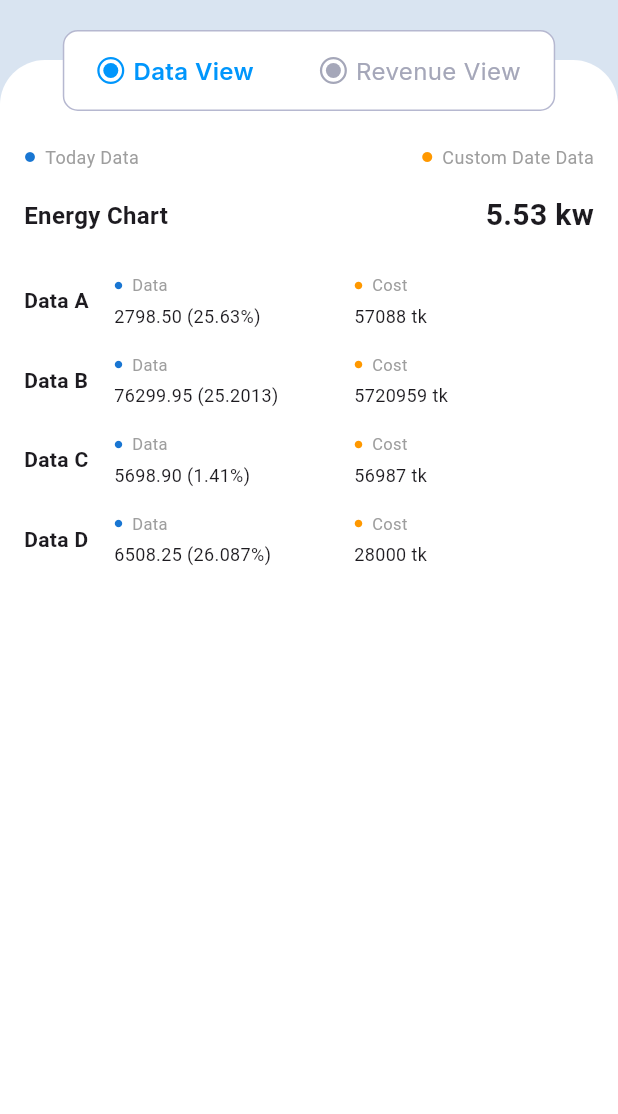
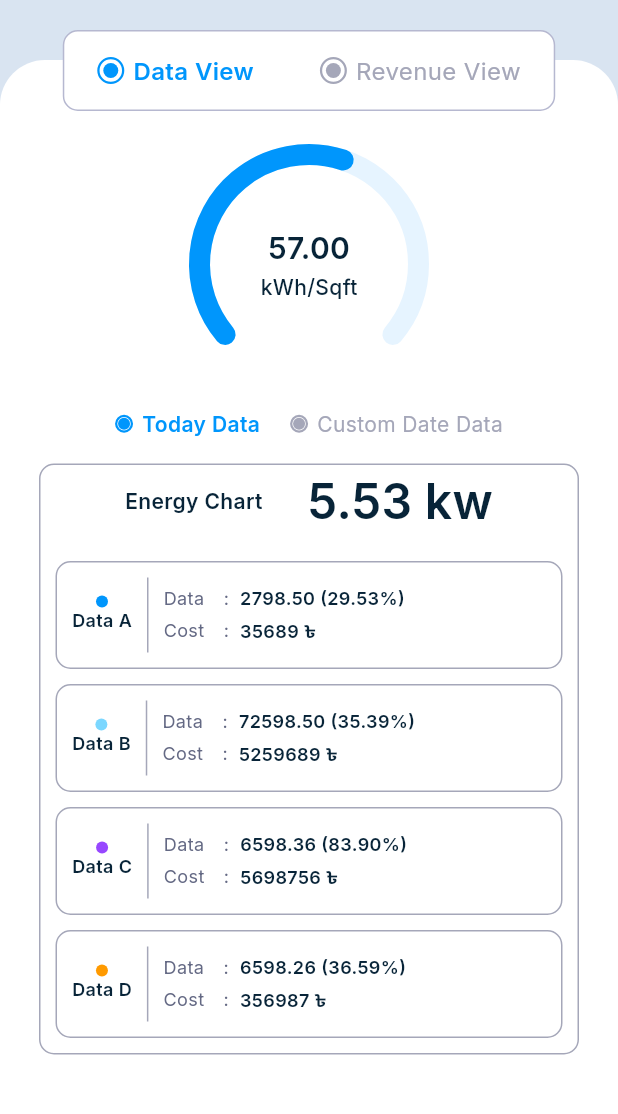
Before and after one commit to Jahid01234/scube_project_assignment, a Flutter app: the PowerConsumptionHistoryScreen screen opened by its route, on a phone screen of 412 x 824 dp, the part 84-1198 px from its top. Run offline on Flutter 3.47's test engine with Material 3 defaults, Android fonts, the phone set to English and light mode, and no system bars; drawn by our look-alikes of sleek_circular_slider; our stand-ins replace get, google_fonts.

Commit message:
- today data screen

```diff
--- a/lib/core/global_widgets/custom_circular_progress.dart
+++ b/lib/core/global_widgets/custom_circular_progress.dart
@@ -7,12 +7,16 @@ class CustomCircularProgress extends StatelessWidget {
   final double spentAmount;
   final double totalBudget;
   final String title;
+  final bool showOnlyAmount;
+  final String? customModifierText;
 
   const CustomCircularProgress({
     super.key,
     required this.spentAmount,
     required this.totalBudget,
-    required this.title
+    required this.title,
+    this.showOnlyAmount = false,
+    this.customModifierText,
   });
 
   @override
@@ -34,8 +38,8 @@ class CustomCircularProgress extends StatelessWidget {
             handlerSize: 0,
           ),
           customColors: CustomSliderColors(
-            trackColor: Color(0xff55B4FF).withValues(alpha: 0.15),
-            progressBarColor:AppColors.appPrimaryColor,
+            trackColor: Color(0xff55B4FF).withOpacity(0.15),
+            progressBarColor: AppColors.appPrimaryColor,
             hideShadow: true,
           ),
           infoProperties: InfoProperties(
@@ -50,11 +54,16 @@ class CustomCircularProgress extends StatelessWidget {
               color: AppColors.black,
             ),
             modifier: (double value) {
-              return spentAmount.toStringAsFixed(0);
+              if (customModifierText != null) {
+                return customModifierText!;
+              }
+              if (showOnlyAmount) {
+                return spentAmount.toInt().toString();
+              }
+              return spentAmount.toStringAsFixed(2);
             },
             bottomLabelText: title,
           ),
-
         ),
       ),
     );
--- a/lib/features/dashboard/controller/dashboard_controller.dart
+++ b/lib/features/dashboard/controller/dashboard_controller.dart
@@ -50,7 +50,7 @@ class DashboardController extends GetxController {
     },
     {
       "title": "D. Generator",
-      "image": IconsPath.charge,
+      "image": IconsPath.generator,
     },
     {
       "title": "Water Process",
--- a/lib/features/dashboard/view/dashboard_screen.dart
+++ b/lib/features/dashboard/view/dashboard_screen.dart
@@ -70,6 +70,7 @@ class DashboardScreen extends StatelessWidget {
                             label1: model.label1,
                             label2: model.label2,
                             isLast: index == controller.dataTypeList.length - 1,
+                            index: index,
                             onTap: () {
                               Get.toNamed(AppRoutes.powerConsumptionHistory);
                             },
--- a/lib/features/dashboard/view/widgets/data_tile_card.dart
+++ b/lib/features/dashboard/view/widgets/data_tile_card.dart
@@ -10,6 +10,7 @@ class DataTileCard extends StatelessWidget {
   final String? label1;
   final String? label2;
   final bool isLast;
+  final int? index;
 
   const DataTileCard({
     super.key,
@@ -18,6 +19,7 @@ class DataTileCard extends StatelessWidget {
     this.label1,
     this.label2,
     this.isLast = false,
+    this.index,
   });
 
   @override
@@ -30,7 +32,7 @@ class DataTileCard extends StatelessWidget {
           margin: EdgeInsets.only(bottom: getHeight(12)),
           padding: EdgeInsets.all(getWidth(14)),
           decoration: BoxDecoration(
-            color: isLast? Color(0xffE5F4FE).withValues(alpha: 0.5) :  Color(0xffE5F4FE),
+            color: isLast? Color(0xffE5F4FE).withValues(alpha: 0.3) :  Color(0xffE5F4FE),
             borderRadius: BorderRadius.circular(4),
             border: Border.all(
               color: AppColors.containerBorderColor,
@@ -55,7 +57,7 @@ class DataTileCard extends StatelessWidget {
                           width: 12,
                           height: 12,
                           decoration: BoxDecoration(
-                            color: model.isActive == true ? Color(0xff78C6FF):Color(0xffFB902E),
+                            color: index == 1 ? Color(0xffFB902E):Color(0xff78C6FF),
                             borderRadius: BorderRadius.circular(2),
                           ),
                         ),
@@ -73,11 +75,11 @@ class DataTileCard extends StatelessWidget {
                               ),
                               SizedBox(width: 4,),
                               Text(
-                                model.isActive == true ? "(Active)" : "(Inactive)",
+                                model.isActive == false ? "(Active)" : "(Inactive)",
                                 style: globalTextStyle(
                                   fontWeight: FontWeight.w500,
                                   fontSize: 10,
-                                  color:  model.isActive == true ? AppColors.appPrimaryColor : AppColors.red,
+                                  color:  model.isActive == false ? AppColors.appPrimaryColor : AppColors.red,
                                 ),
                               ),
                             ],
--- a/lib/features/power_consumtion/controller/power_consumption_history_controller.dart
+++ b/lib/features/power_consumtion/controller/power_consumption_history_controller.dart
@@ -1,15 +1,12 @@
-import 'package:flutter/material.dart';
 import 'package:get/get.dart';
-import 'package:intl/intl.dart';
 import 'package:scube_assignment/features/power_consumtion/model/energy_data.dart';
 import 'package:scube_assignment/features/power_consumtion/model/revenue_data.dart';
 
 class PowerConsumptionController extends GetxController {
   // Observable variables
   var isDataView = true.obs;
-  var currentValue = 55.00.obs;
-  var currentUnit = 'kWh/Sqft'.obs;
-  var energyChart = 5.53.obs;
+  var isTodayData = true.obs;
+
 
 
 
@@ -43,13 +40,10 @@ class PowerConsumptionController extends GetxController {
 
   void toggleView() {
     isDataView.value = !isDataView.value;
-    if (isDataView.value) {
-      currentValue.value = 55.00;
-      currentUnit.value = 'kWh/Sqft';
-    } else {
-      currentValue.value = 8897455.0;
-      currentUnit.value = 'tk';
-    }
+  }
+
+  void toggleTodayDataView() {
+    isTodayData.value = !isTodayData.value;
   }
 
   void toggleDatePicker() {
--- a/lib/features/power_consumtion/model/energy_data.dart
+++ b/lib/features/power_consumtion/model/energy_data.dart
@@ -17,29 +17,29 @@ class EnergyData {
 final List<EnergyData> energyData = [
   EnergyData(
     label: 'Data A',
-    todayValue: '2798.50 (25.63%)',
-    customValue: '57088 tk',
+    todayValue: '2798.50 (29.53%)',
+    customValue: '35689 ৳',
     todayUnit: 'Data',
     customUnit: 'Cost',
   ),
   EnergyData(
     label: 'Data B',
-    todayValue: '76299.95 (25.2013)',
-    customValue: '5720959 tk',
+    todayValue: '72598.50 (35.39%)',
+    customValue: '5259689 ৳',
     todayUnit: 'Data',
     customUnit: 'Cost',
   ),
   EnergyData(
     label: 'Data C',
-    todayValue: '5698.90 (1.41%)',
-    customValue: '56987 tk',
+    todayValue: '6598.36 (83.90%)',
+    customValue: '5698756 ৳',
     todayUnit: 'Data',
     customUnit: 'Cost',
   ),
   EnergyData(
     label: 'Data D',
-    todayValue: '6508.25 (26.087%)',
-    customValue: '28000 tk',
+    todayValue: '6598.26 (36.59%)',
+    customValue: '356987 ৳',
     todayUnit: 'Data',
     customUnit: 'Cost',
   ),
--- /dev/null
+++ b/lib/features/power_consumtion/view/custom_date_data_screen.dart
@@ -0,0 +1,12 @@
+import 'package:flutter/material.dart';
+
+class CustomDateDataScreen extends StatelessWidget {
+  const CustomDateDataScreen({super.key});
+
+  @override
+  Widget build(BuildContext context) {
+    return Scaffold(
+      body: Center(child: Text("BHJbhjj"),),
+    );
+  }
+}
--- a/lib/features/power_consumtion/view/data_view_screen.dart
+++ b/lib/features/power_consumtion/view/data_view_screen.dart
@@ -1,7 +1,13 @@
 import 'package:flutter/material.dart';
 import 'package:get/get.dart';
+import 'package:scube_assignment/core/const/app_colors.dart';
+import 'package:scube_assignment/core/global_widgets/custom_circular_progress.dart';
+import 'package:scube_assignment/core/style/global_text_style.dart';
 import 'package:scube_assignment/features/power_consumtion/controller/power_consumption_history_controller.dart';
 import 'package:scube_assignment/features/power_consumtion/model/energy_data.dart';
+import 'package:scube_assignment/features/power_consumtion/view/custom_date_data_screen.dart';
+import 'package:scube_assignment/features/power_consumtion/view/revenue_screen.dart';
+import 'package:scube_assignment/features/power_consumtion/view/today_data_screen.dart';
 
 class DataViewScreen extends StatelessWidget {
   DataViewScreen({super.key});
@@ -15,120 +21,83 @@ class DataViewScreen extends StatelessWidget {
       child: Column(
         crossAxisAlignment: CrossAxisAlignment.start,
         children: [
-          Row(
-            mainAxisAlignment: MainAxisAlignment.spaceBetween,
+          CustomCircularProgress(spentAmount: 57.00, totalBudget: 100.00,title: "kWh/Sqft",),
+          const SizedBox(height: 16),
+          Center(
+            child: Row(
+              mainAxisSize: MainAxisSize.min,
               children: [
-              Row(
-                children: [
-                  Icon(Icons.circle, size: 8, color: Colors.blue[700]),
-                  const SizedBox(width: 6),
-                  const Text(
+                Obx(() => _buildToggleButton(
                   'Today Data',
-                    style: TextStyle(fontSize: 12, color: Colors.grey),
-                  ),
-                ],
-              ),
-              Row(
-                children: [
-                  const Icon(Icons.circle, size: 8, color: Colors.orange),
-                  const SizedBox(width: 6),
-                  const Text(
+                  controller.isTodayData.value,
+                      () => controller.toggleTodayDataView(),
+                )),
+                const SizedBox(width: 20),
+                Obx(() => _buildToggleButton(
                   'Custom Date Data',
-                    style: TextStyle(fontSize: 12, color: Colors.grey),
-                  ),
-                ],
-              ),
-            ],
-          ),
-          const SizedBox(height: 16),
-          Row(
-            mainAxisAlignment: MainAxisAlignment.spaceBetween,
-            children: [
-              const Text(
-                'Energy Chart',
-                style: TextStyle(fontSize: 16, fontWeight: FontWeight.w600),
-              ),
-              Obx(() => Text(
-                '${controller.energyChart.value} kw',
-                style: const TextStyle(
-                  fontSize: 20,
-                  fontWeight: FontWeight.bold,
-                ),
+                  !controller.isTodayData.value,
+                      () => controller.toggleTodayDataView(),
                 )),
               ],
             ),
+          ),
           const SizedBox(height: 16),
-          Obx(() => ListView.builder(
-            shrinkWrap: true,
-            physics: const NeverScrollableScrollPhysics(),
-            itemCount: controller.energyDataList.length,
-            itemBuilder: (context, index) {
-              final data = controller.energyDataList[index];
-              return _buildDataRow(data);
-            },
-          )),
+          // 🔹 CONTENT CONTAINER (SCREEN SWITCH HERE)
+          Expanded(
+            child: SingleChildScrollView(
+              child: Obx(() {
+                return Container(
+                  width: double.infinity,
+                  color: Colors.white,
+                  child: controller.isTodayData.value
+                      ? TodayDataScreen()
+                      : CustomDateDataScreen(),
+                );
+              }),
+            ),
+          ),
         ],
       ),
     );
   }
 
-  Widget _buildDataRow(EnergyData data) {
-    return Padding(
-      padding: const EdgeInsets.symmetric(vertical: 8),
+
+
+
+  // build button.............
+  Widget _buildToggleButton(String text, bool isActive, VoidCallback onTap) {
+    return GestureDetector(
+      onTap: onTap,
       child: Row(
         children: [
-          SizedBox(
-            width: 60,
-            child: Text(
-              data.label,
-              style: const TextStyle(
-                fontWeight: FontWeight.w600,
-                fontSize: 14,
+          Container(
+            width: 12,
+            height: 12,
+            decoration: BoxDecoration(
+              shape: BoxShape.circle,
+              border: Border.all(
+                color: isActive ? AppColors.appPrimaryColor : Color(0xffA5A7B9),
+                width: 1.5,
+              ),
+            ),
+            child: Center(
+              child: Container(
+                width: 8,
+                height: 8,
+                decoration: BoxDecoration(
+                  shape: BoxShape.circle,
+                  color: isActive ? AppColors.appPrimaryColor : Color(0xffA5A7B9),
                 ),
               ),
             ),
-          Expanded(
-            child: Column(
-              crossAxisAlignment: CrossAxisAlignment.start,
-              children: [
-                Row(
-                  children: [
-                    Icon(Icons.circle, size: 6, color: Colors.blue[700]),
+          ),
           const SizedBox(width: 6),
           Text(
-                      data.todayUnit,
-                      style: const TextStyle(fontSize: 11, color: Colors.grey),
-                    ),
-                  ],
-                ),
-                const SizedBox(height: 4),
-                Text(
-                  data.todayValue,
-                  style: const TextStyle(fontSize: 12),
-                ),
-              ],
-            ),
-          ),
-          Expanded(
-            child: Column(
-              crossAxisAlignment: CrossAxisAlignment.start,
-              children: [
-                Row(
-                  children: [
-                    const Icon(Icons.circle, size: 6, color: Colors.orange),
-                    const SizedBox(width: 6),
-                    Text(
-                      data.customUnit,
-                      style: const TextStyle(fontSize: 11, color: Colors.grey),
-                    ),
-                  ],
-                ),
-                const SizedBox(height: 4),
-                Text(
-                  data.customValue,
-                  style: const TextStyle(fontSize: 12),
-                ),
-              ],
+            text,
+            style: globalTextStyle(
+              fontSize: 14,
+              color: isActive ? AppColors.appPrimaryColor : Color(0xffA5A7B9),
+              fontWeight: isActive ? FontWeight.w600 : FontWeight.w400,
             ),
           ),
         ],
--- a/lib/features/power_consumtion/view/revenue_screen.dart
+++ b/lib/features/power_consumtion/view/revenue_screen.dart
@@ -19,7 +19,7 @@ class RevenueScreen extends StatelessWidget {
       child: Column(
         crossAxisAlignment: CrossAxisAlignment.start,
         children: [
-          CustomCircularProgress(spentAmount: 8897455, totalBudget: 10000000,title: "tk",),
+          CustomCircularProgress(spentAmount: 8897455, totalBudget: 10000000,title: "tk",showOnlyAmount: true),
           const SizedBox(height: 16),
           Obx(
                 () => Container(
--- /dev/null
+++ b/lib/features/power_consumtion/view/today_data_screen.dart
@@ -0,0 +1,216 @@
+import 'package:flutter/material.dart';
+import 'package:get/get.dart';
+import 'package:scube_assignment/core/const/app_colors.dart';
+import 'package:scube_assignment/core/const/app_size.dart';
+import 'package:scube_assignment/core/style/global_text_style.dart';
+import 'package:scube_assignment/features/power_consumtion/controller/power_consumption_history_controller.dart';
+import 'package:scube_assignment/features/power_consumtion/model/energy_data.dart';
+
+class TodayDataScreen extends StatelessWidget {
+  TodayDataScreen({super.key});
+  final PowerConsumptionController controller =
+  Get.put(PowerConsumptionController());
+
+  @override
+  Widget build(BuildContext context) {
+    return Padding(
+      padding: const EdgeInsets.symmetric(horizontal: 10),
+      child: Container(
+          padding: EdgeInsets.symmetric(horizontal: 10),
+          decoration: BoxDecoration(
+            color: Colors.white,
+            borderRadius: BorderRadius.circular(10),
+            border: Border.all(
+              color: Color(0xffA5A7B9),
+              width: 1,
+            ),
+          ),
+        child: Column(
+          children: [
+            Center(
+              child: Row(
+                mainAxisAlignment: MainAxisAlignment.center,
+                crossAxisAlignment: CrossAxisAlignment.center,
+                children: [
+                 Text(
+                    'Energy Chart',
+                    style: globalTextStyle(
+                        fontSize: 14,
+                        color: AppColors.black,
+                        fontWeight: FontWeight.w600,
+                    ),
+                  ),
+
+                   SizedBox(width: 30),
+                   Text(
+                    '5.53 kw',
+                     style: globalTextStyle(
+                       fontSize: 32,
+                       color: AppColors.black,
+                       fontWeight: FontWeight.w600,
+                     ),
+                   ),
+                ],
+              ),
+            ),
+            const SizedBox(height: 16),
+            Obx(() => ListView.builder(
+              shrinkWrap: true,
+              physics: const NeverScrollableScrollPhysics(),
+              itemCount: controller.energyDataList.length,
+              itemBuilder: (context, index) {
+                final data = controller.energyDataList[index];
+                return _buildDataRow(data,index);
+              },
+            )),
+          ],
+        ),
+      ),
+    );
+  }
+
+  Widget _buildDataRow(EnergyData data, int index) {
+    Color getColorByIndex(int index) {
+      switch (index) {
+        case 0:
+          return AppColors.appPrimaryColor;
+        case 1:
+          return Color(0xff7BD7FF);
+        case 2:
+          return Color(0xff9747FF);
+        case 3:
+          return Color(0xffFF9A00);
+        default:
+          return AppColors.appPrimaryColor;
+      }
+    }
+    return Padding(
+      padding: EdgeInsets.only(bottom: 10),
+      child: Container(
+        decoration: BoxDecoration(
+          color: Colors.white,
+          borderRadius: BorderRadius.circular(10),
+          border: Border.all(
+            color: Color(0xffA5A7B9),
+            width: 1,
+          ),
+        ),
+        child: Padding(
+          padding: EdgeInsets.all(10),
+          child: Row(
+            children: [
+              Column(
+                  children: [
+                    Container(
+                      width: 8,
+                      height: 8,
+                      decoration: BoxDecoration(
+                        color: getColorByIndex(index),
+                        shape: BoxShape.circle,
+                      ),
+                    ),
+                    SizedBox(width: 8),
+                    Text(
+                      data.label,
+                      style: globalTextStyle(
+                        fontWeight: FontWeight.w600,
+                        fontSize: 12,
+                        color: AppColors.black,
+                      ),
+                    ),
+                  ],
+                ),
+              SizedBox(width: 10), // Space before divider
+
+              // Vertical Divider using Container
+              Container(
+                height: 50, // Adjust height as needed
+                width: 1,
+                color: Color(0xffA5A7B9),
+              ),
+
+              SizedBox(width: 10),
+              // Right side - Data and Cost
+              Expanded(
+                child: Column(
+                  crossAxisAlignment: CrossAxisAlignment.start,
+                  children: [
+                    // Data row
+                    Row(
+                      children: [
+                        SizedBox(
+                          width: 40,
+                          child: Text(
+                            'Data',
+                            style: globalTextStyle(
+                              fontSize: 12,
+                              color: Color(0xff646984),
+                              fontWeight: FontWeight.w400,
+                            ),
+                          ),
+                        ),
+                        Text(
+                          ':  ',
+                          style: globalTextStyle(
+                            fontSize: 12,
+                            color: Color(0xff646984),
+                            fontWeight: FontWeight.w400,
+                          ),
+                        ),
+                        Expanded(
+                          child: Text(
+                            data.todayValue,
+                            style: globalTextStyle(
+                              fontSize: 12,
+                              color: AppColors.black,
+                              fontWeight: FontWeight.w600,
+                            ),
+                          ),
+                        ),
+                      ],
+                    ),
+                    SizedBox(height: getHeight(4)),
+                    // Cost row
+                    Row(
+                      children: [
+                        SizedBox(
+                          width: 40,
+                          child: Text(
+                            'Cost',
+                            style: globalTextStyle(
+                              fontSize: 12,
+                              color: Color(0xff646984),
+                              fontWeight: FontWeight.w400,
+                            ),
+                          ),
+                        ),
+                        Text(
+                          ':  ',
+                          style: globalTextStyle(
+                            fontSize: 12,
+                            color: Color(0xff646984),
+                            fontWeight: FontWeight.w400,
+                          ),
+                        ),
+                        Expanded(
+                          child: Text(
+                            data.customValue,
+                            style: globalTextStyle(
+                              fontSize: 12,
+                              color: AppColors.black,
+                              fontWeight: FontWeight.w600,
+                            ),
+                          ),
+                        ),
+                      ],
+                    ),
+                  ],
+                ),
+              ),
+            ],
+          ),
+        ),
+      ),
+    );
+  }
+}
```
Lines whose indentation alone changed are shown as unchanged.
